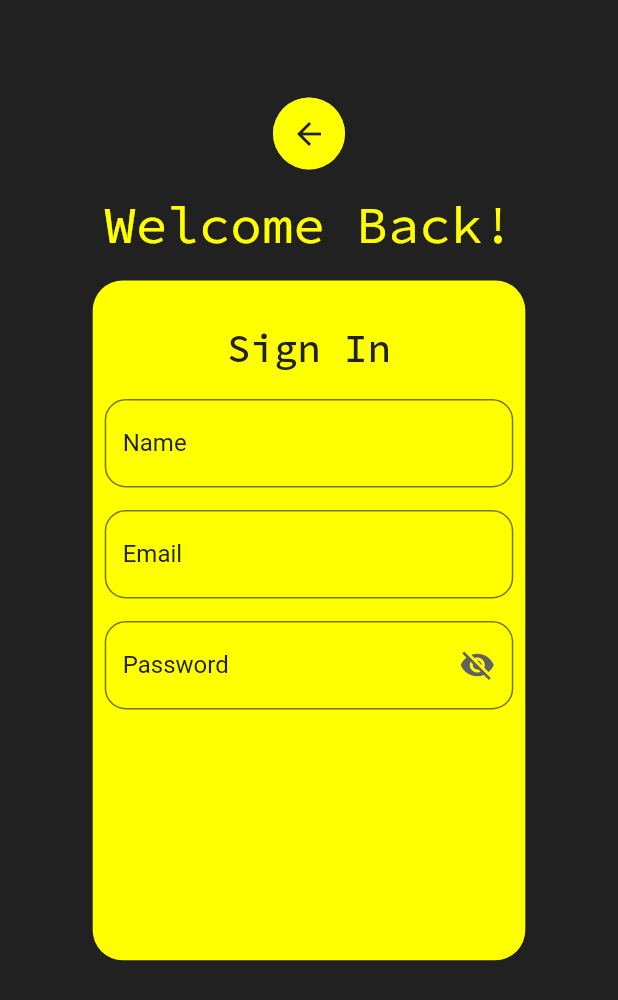
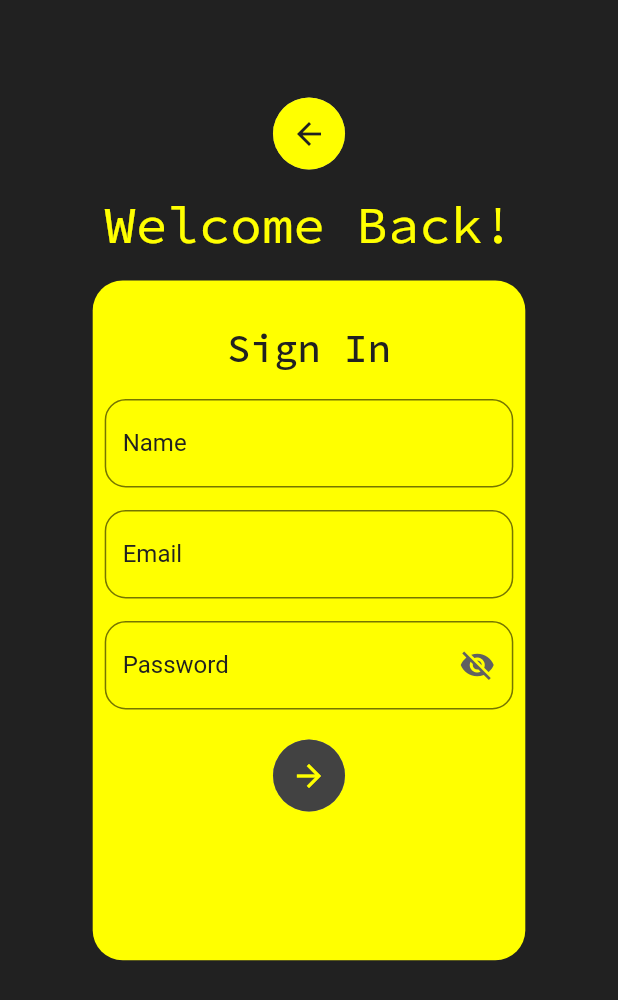
Before and after one commit to fareezatariq/LoginPageUI, a Flutter app: the screen it shows after launch, on a phone screen of 412 x 824 dp. Shown: the top 1000 px of the screen. Run offline on Flutter 3.47's test engine with Material 2 defaults, Android fonts, the phone set to English and light mode, and no system bars; our stand-ins replace flutter_spinkit, font_awesome_flutter, google_fonts.

Commit message:
finalized signuppage.dart

```diff
--- a/lib/signuppage.dart
+++ b/lib/signuppage.dart
@@ -1,4 +1,5 @@
 import 'package:flutter/material.dart';
+import 'package:flutter_spinkit/flutter_spinkit.dart';
 import 'package:google_fonts/google_fonts.dart';
 import 'package:loginpageui/homepage.dart';
 import 'package:loginpageui/slideleft.dart';
@@ -170,7 +171,7 @@ class _SignupPageState extends State<SignupPage> {
                               bool emailValid = RegExp(
                                       r"^[a-zA-Z0-9.a-zA-Z0-9.!#$%&'*+-/=?^_`{|}~]+@[a-zA-Z0-9]+\.[a-zA-Z]+")
                                   .hasMatch(value!);
-                              if (value!.isEmpty ||
+                              if (value.isEmpty ||
                                   value.length < 4 ||
                                   !emailValid) {
                                 return 'Please enter correct value';
@@ -221,14 +222,41 @@ class _SignupPageState extends State<SignupPage> {
                                 password = value;
                               });
                             },
-                            validator: (value){
-                              if(value!.isEmpty || value.length<6){
+                            validator: (value) {
+                              if (value!.isEmpty || value.length < 6) {
                                 return 'Please enter correct value';
                               }
                               return null;
                             },
                           ),
-                        )
+                        ),
+                        GestureDetector(
+                          behavior: HitTestBehavior.opaque,
+                          onTap: (){
+                            print('Check Creds');
+                            setState(() {
+                              _isLoading= true;
+                            });
+                          },
+                          child: Padding(
+                            padding: EdgeInsets.only(top: 20),
+                            child: Container(
+                              height: 48,
+                              width: 48,
+                              decoration: BoxDecoration(
+                                  color: Colors.grey[800],
+                                  boxShadow: [BoxShadow(color: Colors.grey)],
+                                  shape: BoxShape.circle),
+                              child: _isLoading!
+                                  ? SpinKitDoubleBounce(
+                                      color: Colors.yellowAccent,
+                                    )
+                                  : Icon(
+                                      Icons.arrow_forward,
+                                      color: Colors.yellowAccent,),
+                            ),
+                          ),
+                        ),
                       ],
                     ),
                   ),
```
